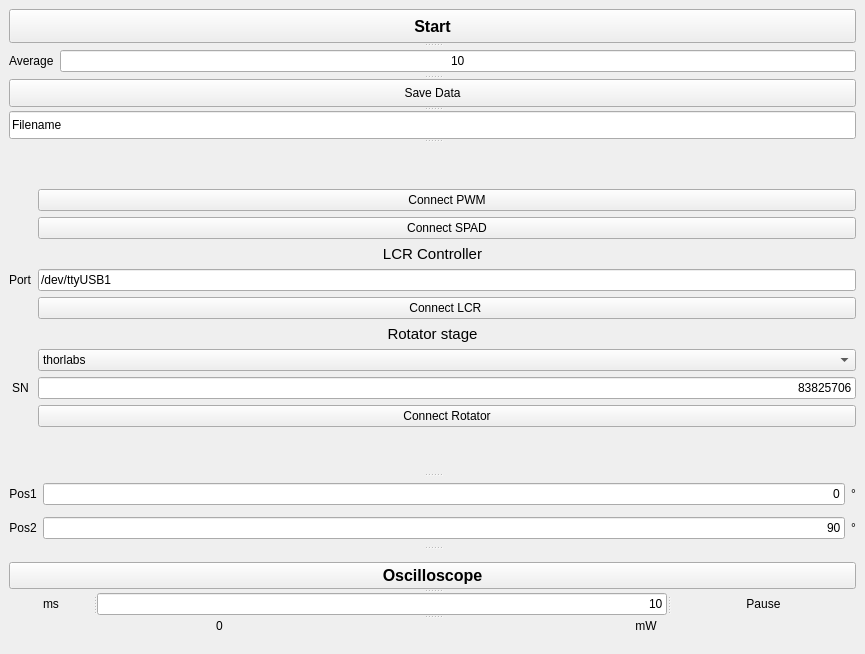
Before: the Qt Designer form visLCR.ui in qLuxor/pylabtools, drawn with Qt 5.
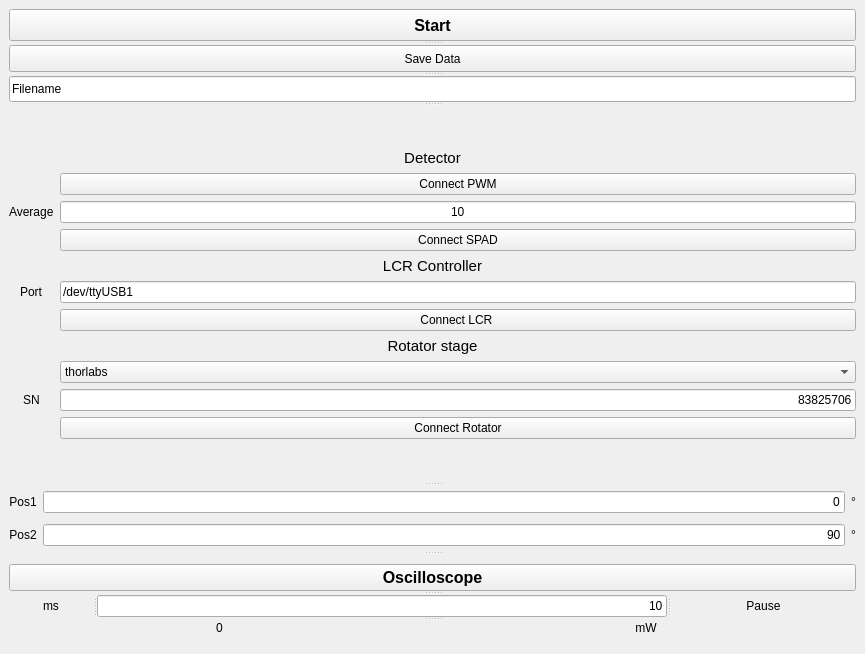
After: the same form once the commit is applied.

Commit message: Moved txtAverage below PWM button

What changed in the file:
```diff
--- a/visLCR.ui
+++ b/visLCR.ui
@@ -46,27 +46,6 @@
              <string>Start</string>
             </property>
            </widget>
-           <widget class="QWidget" name="layoutWidget">
-            <layout class="QHBoxLayout" name="horizontalLayout_3">
-             <item>
-              <widget class="QLabel" name="label">
-               <property name="text">
-                <string>Average</string>
-               </property>
-              </widget>
-             </item>
-             <item>
-              <widget class="QLineEdit" name="txtAverage">
-               <property name="text">
-                <string>10</string>
-               </property>
-               <property name="alignment">
-                <set>Qt::AlignCenter</set>
-               </property>
-              </widget>
-             </item>
-            </layout>
-           </widget>
            <widget class="QPushButton" name="btnSaveData">
             <property name="text">
              <string>Save Data</string>
@@ -96,7 +75,7 @@
              <property name="formAlignment">
               <set>Qt::AlignCenter</set>
              </property>
-             <item row="2" column="0" colspan="2">
+             <item row="4" column="0" colspan="2">
               <widget class="QLabel" name="label_4">
                <property name="font">
                 <font>
@@ -111,7 +90,7 @@
                </property>
               </widget>
              </item>
-             <item row="5" column="0" colspan="2">
+             <item row="7" column="0" colspan="2">
               <widget class="QLabel" name="label_14">
                <property name="font">
                 <font>
@@ -126,7 +105,7 @@
                </property>
               </widget>
              </item>
-             <item row="6" column="1">
+             <item row="8" column="1">
               <widget class="QComboBox" name="cmbLinearStage">
                <property name="sizePolicy">
                 <sizepolicy hsizetype="MinimumExpanding" vsizetype="Fixed">
@@ -144,7 +123,7 @@
                </item>
               </widget>
              </item>
-             <item row="7" column="0">
+             <item row="9" column="0">
               <widget class="QLabel" name="label_15">
                <property name="sizePolicy">
                 <sizepolicy hsizetype="Maximum" vsizetype="Preferred">
@@ -160,7 +139,7 @@
                </property>
               </widget>
              </item>
-             <item row="7" column="1">
+             <item row="9" column="1">
               <widget class="QLineEdit" name="txtSN">
                <property name="sizePolicy">
                 <sizepolicy hsizetype="MinimumExpanding" vsizetype="Fixed">
@@ -176,14 +155,14 @@
                </property>
               </widget>
              </item>
-             <item row="8" column="1">
+             <item row="10" column="1">
               <widget class="QPushButton" name="btnConnect">
                <property name="text">
                 <string>Connect Rotator</string>
                </property>
               </widget>
              </item>
-             <item row="3" column="1">
+             <item row="5" column="1">
               <widget class="QLineEdit" name="txtPort">
                <property name="text">
                 <string>/dev/ttyUSB1</string>
@@ -193,34 +172,66 @@
                </property>
               </widget>
              </item>
-             <item row="4" column="1">
+             <item row="6" column="1">
               <widget class="QPushButton" name="btnConnectLCR">
                <property name="text">
                 <string>Connect LCR </string>
                </property>
               </widget>
              </item>
-             <item row="3" column="0">
+             <item row="5" column="0">
               <widget class="QLabel" name="label_9">
                <property name="text">
                 <string>Port</string>
                </property>
               </widget>
              </item>
-             <item row="1" column="1">
+             <item row="3" column="1">
               <widget class="QPushButton" name="btnConnectSPAD">
                <property name="text">
                 <string>Connect SPAD</string>
                </property>
               </widget>
              </item>
-             <item row="0" column="1">
+             <item row="1" column="1">
               <widget class="QPushButton" name="btnConnectPWM">
                <property name="text">
                 <string>Connect PWM</string>
                </property>
               </widget>
              </item>
+             <item row="0" column="0" colspan="2">
+              <widget class="QLabel" name="label_7">
+               <property name="font">
+                <font>
+                 <pointsize>11</pointsize>
+                </font>
+               </property>
+               <property name="text">
+                <string>Detector</string>
+               </property>
+               <property name="alignment">
+                <set>Qt::AlignCenter</set>
+               </property>
+              </widget>
+             </item>
+             <item row="2" column="0">
+              <widget class="QLabel" name="label_8">
+               <property name="text">
+                <string>Average</string>
+               </property>
+              </widget>
+             </item>
+             <item row="2" column="1">
+              <widget class="QLineEdit" name="txtAverage">
+               <property name="text">
+                <string>10</string>
+               </property>
+               <property name="alignment">
+                <set>Qt::AlignCenter</set>
+               </property>
+              </widget>
+             </item>
             </layout>
            </widget>
            <widget class="QWidget" name="layoutWidget">
```
